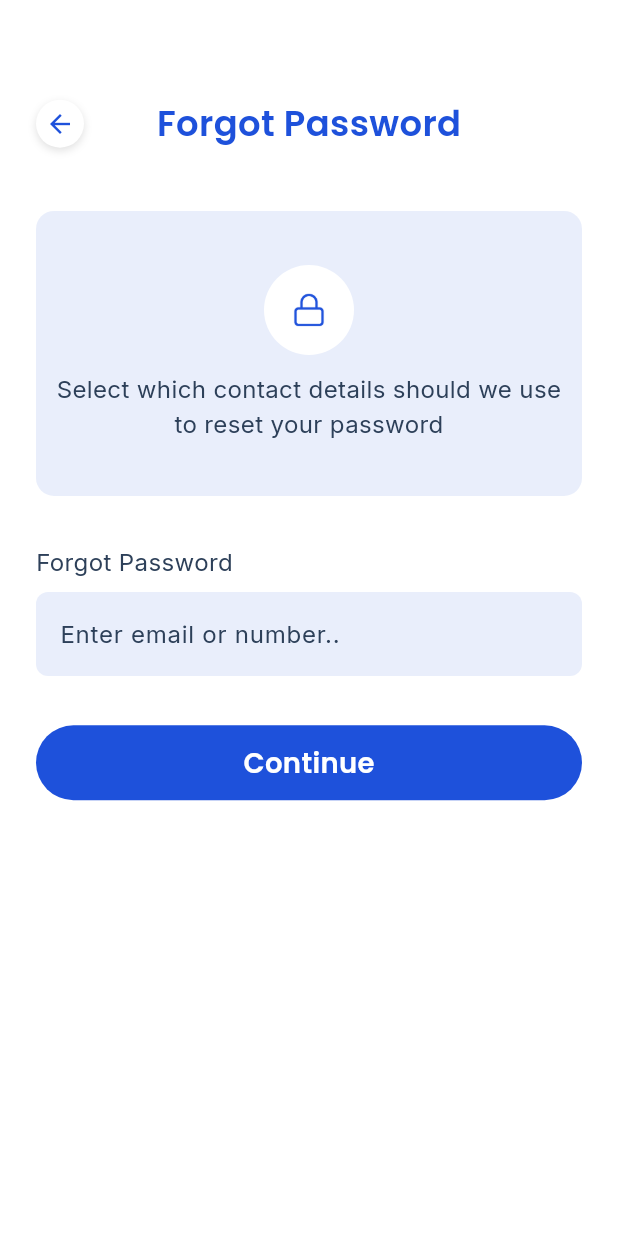
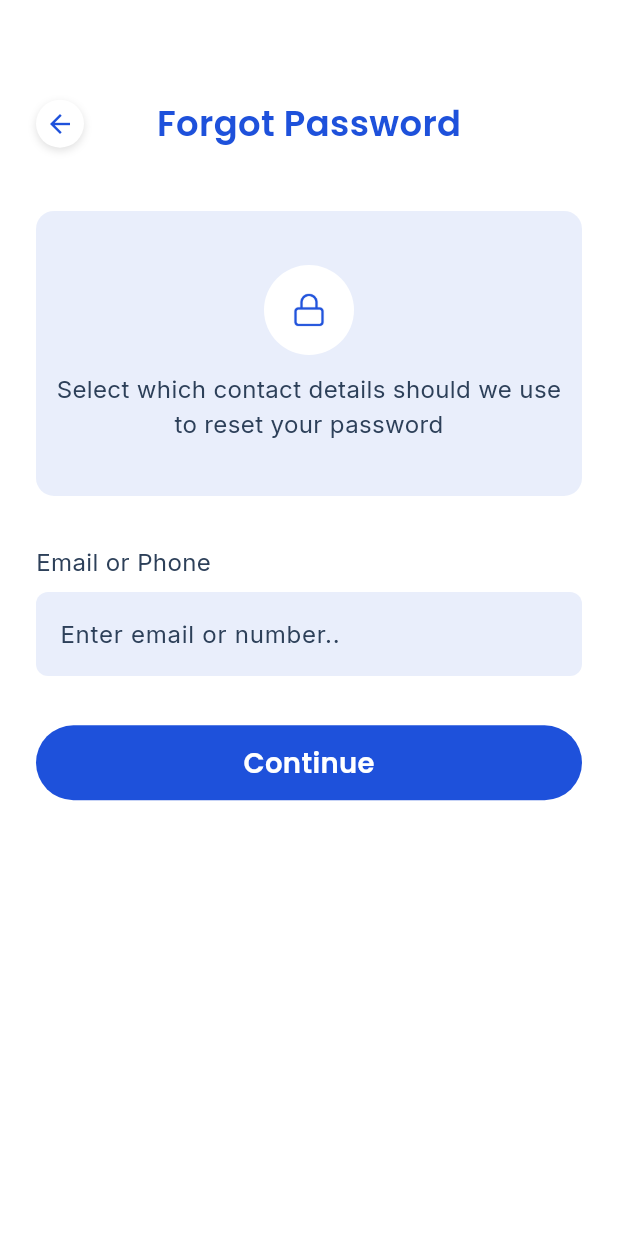
Before and after one commit to Dev-Ninjas-Backup/hollyb1213, a Flutter app: the ForgotPasswordScreen screen opened by its route, on a phone screen of 412 x 824 dp. Run offline on Flutter 3.47's test engine with Material 3 defaults, Android fonts, the phone set to English and light mode, and no system bars; our stand-ins replace flutter_easyloading, flutter_screenutil, get, google_fonts.

Commit message:
create custom back button and forgot otp screen done

```diff
--- /dev/null
+++ b/lib/core/common/constants/widget/custom_back_button.dart
@@ -0,0 +1,48 @@
+import 'package:flutter/material.dart';
+import 'package:get/get.dart';
+import 'package:hollyb1213/core/common/constants/appcolor.dart';
+
+class CustomBackButton extends StatelessWidget {
+  final Color? backgroundColor;
+  final Color? iconColor;
+  final double size;
+  final double iconSize;
+  final VoidCallback? onTap;
+
+  const CustomBackButton({
+    super.key,
+    this.backgroundColor = Colors.white,
+    this.iconColor = Appcolor.primaryColor,
+    this.size = 32,
+    this.iconSize = 20,
+    this.onTap,
+  });
+
+  @override
+  Widget build(BuildContext context) {
+    return Align(
+      alignment: Alignment.centerLeft,
+      child: Container(
+        height: size,
+        width: size,
+        decoration: BoxDecoration(
+          color: backgroundColor,
+          shape: BoxShape.circle,
+          boxShadow: [
+            BoxShadow(
+              color: Colors.black12,
+              blurRadius: 4,
+              offset: Offset(0, 2),
+            ),
+          ],
+        ),
+        child: IconButton(
+          onPressed: onTap ?? () => Get.back(),
+          icon: Icon(Icons.arrow_back, color: iconColor, size: iconSize),
+          padding: EdgeInsets.zero,
+          constraints: const BoxConstraints(),
+        ),
+      ),
+    );
+  }
+}
--- a/lib/features/auth/forgot_password/screen/forgot_password_screen.dart
+++ b/lib/features/auth/forgot_password/screen/forgot_password_screen.dart
@@ -2,9 +2,11 @@ import 'package:flutter/material.dart';
 import 'package:get/get.dart';
 import 'package:hollyb1213/core/common/constants/appcolor.dart';
 import 'package:hollyb1213/core/common/constants/iconpath.dart';
+import 'package:hollyb1213/core/common/constants/widget/custom_back_button.dart';
 import 'package:hollyb1213/core/common/constants/widget/custom_button.dart';
 import 'package:hollyb1213/core/common/style/global_text_style.dart';
 import 'package:hollyb1213/features/auth/forgot_password/controller/forgot_password_controller.dart';
+import 'package:hollyb1213/routes/app_route.dart';
 
 class ForgotPasswordScreen extends StatelessWidget {
   ForgotPasswordScreen({super.key});
@@ -28,35 +30,7 @@ class ForgotPasswordScreen extends StatelessWidget {
             Stack(
               alignment: Alignment.center,
               children: [
-                Align(
-                  alignment: Alignment.centerLeft,
-                  child: Container(
-                    height: 32,
-                    width: 32,
-                    decoration: BoxDecoration(
-                      color: Colors.white,
-                      shape: BoxShape.circle,
-                      boxShadow: [
-                        BoxShadow(
-                          color: Colors.black12,
-                          blurRadius: 4,
-                          offset: Offset(0, 2),
-                        ),
-                      ],
-                    ),
-                    child: IconButton(
-                      onPressed: () => Get.back(),
-                      icon: Icon(
-                        Icons.arrow_back,
-                        color: Appcolor.primaryColor,
-                        size: 20,
-                      ),
-                      padding: EdgeInsets.zero,
-                      constraints: BoxConstraints(),
-                    ),
-                  ),
-                ),
-
+                CustomBackButton(),
                 Center(
                   child: Text(
                     "Forgot Password",
@@ -107,9 +81,11 @@ class ForgotPasswordScreen extends StatelessWidget {
                 ],
               ),
             ),
+
             SizedBox(height: height * 0.04),
+
             Text(
-              "Forgot Password",
+              "Email or Phone",
               style: getBodyTextStyle(
                 fontSize: 14,
                 fontWeight: FontWeight.w400,
@@ -135,10 +111,21 @@ class ForgotPasswordScreen extends StatelessWidget {
                 ),
               ),
             ),
+
             SizedBox(height: height * 0.04),
 
-            // Continue Button----------->
-            CustomButton(buttonText: "Continue", onTap: () {}),
+            Obx(() {
+              final isEnabled = ctrl.isButtonEnabled.value;
+
+              return CustomButton(
+                buttonText: "Continue",
+                onTap: isEnabled
+                    ? () {
+                        Get.toNamed(AppRoute.getotpScreen());
+                      }
+                    : () {},
+              );
+            }),
           ],
         ),
       ),
--- a/lib/routes/app_route.dart
+++ b/lib/routes/app_route.dart
@@ -1,5 +1,6 @@
 import 'package:get/get_navigation/get_navigation.dart';
 import 'package:hollyb1213/features/auth/forgot_password/screen/forgot_password_screen.dart';
+import 'package:hollyb1213/features/auth/forgot_password_otp/screen/otp_screen.dart';
 import 'package:hollyb1213/features/auth/login/screen/login_screen.dart';
 import 'package:hollyb1213/features/auth/role_selection/screen/role_selection_screen.dart';
 import 'package:hollyb1213/features/onboarding/screen/onboarding_screen.dart';
@@ -9,11 +10,13 @@ class AppRoute {
   static String onboardingScreen = '/onboardingScreen';
   static String loginScreen = '/loginScreen';
   static String forgotPasswordScreen = '/forgotPasswordScreen';
+  static String otpScreen = '/otpScreen';
 
   static String getroleSelection() => roleSelectionScreen;
   static String getonboardingScreen() => onboardingScreen;
   static String getloginScreen() => loginScreen;
   static String getforgotPasswordScreen() => forgotPasswordScreen;
+  static String getotpScreen() => otpScreen;
 
   static List<GetPage> routes = [
     GetPage(
@@ -36,5 +39,10 @@ class AppRoute {
       page: () => ForgotPasswordScreen(),
       transition: Transition.fadeIn,
     ),
+    GetPage(
+      name: otpScreen,
+      page: () => OTPScreen(),
+      transition: Transition.fadeIn,
+    ),
   ];
 }
```
Also changed, not shown: lib/features/auth/forgot_password_otp/controller/otp_controller.dart (added, +43 -0 lines), lib/features/auth/forgot_password_otp/screen/otp_screen.dart (added, +160 -0 lines).
